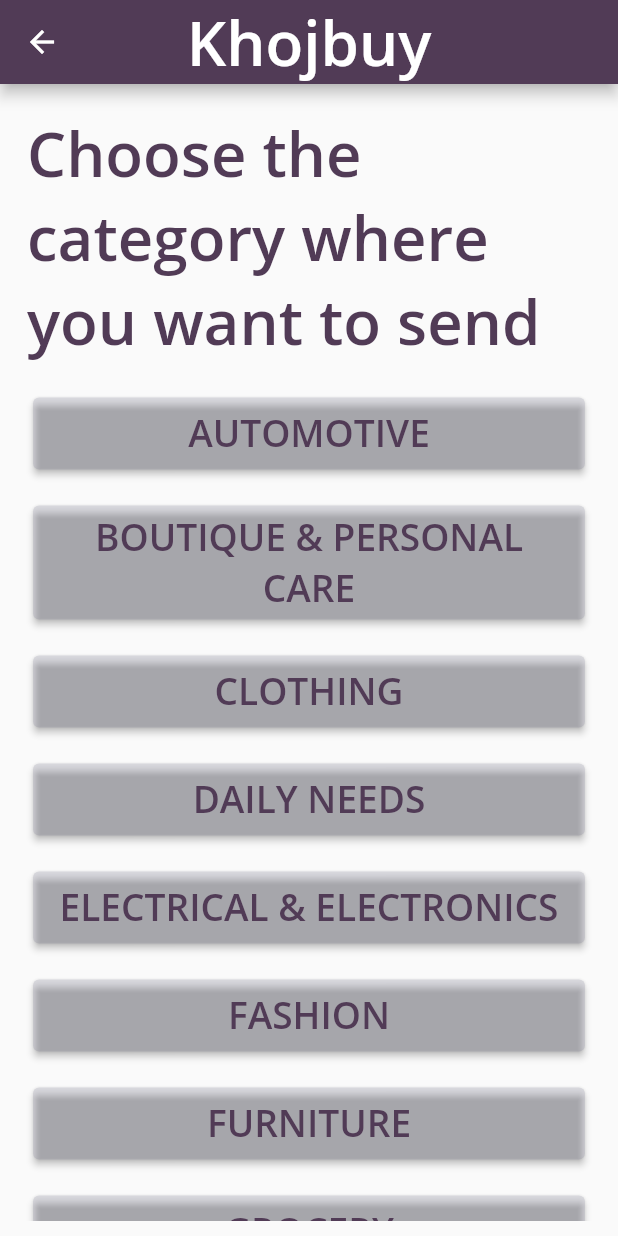
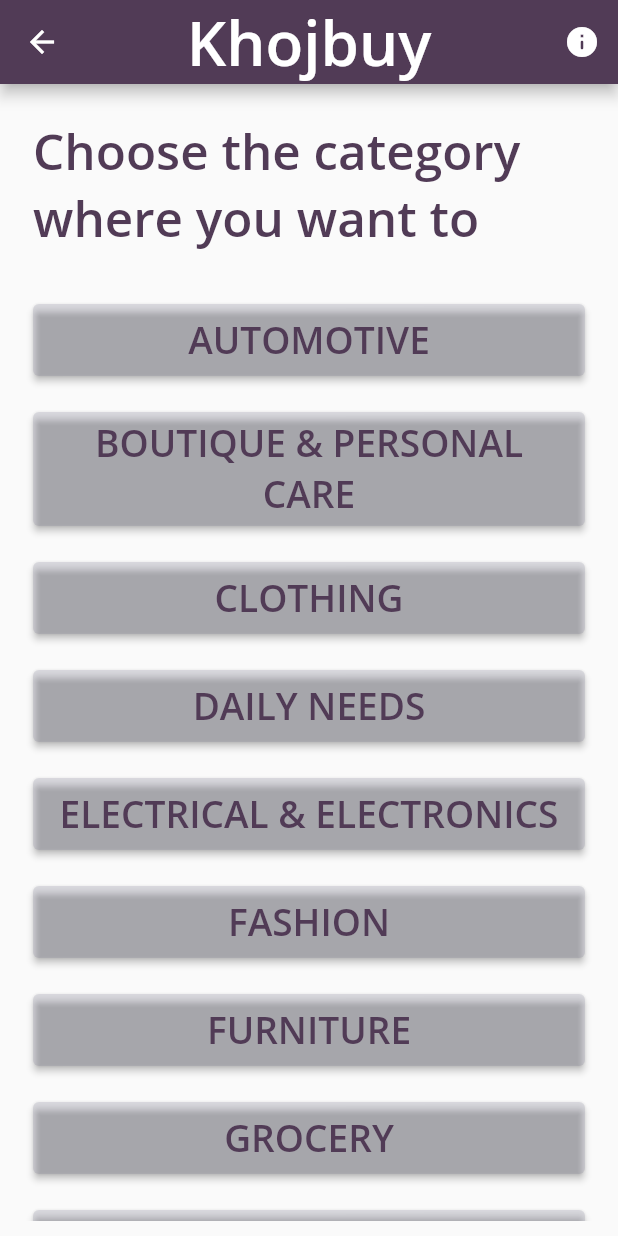
Before and after one commit to Khojbuy/project-khojbuy, a Flutter app: the screen it shows once a user with an empty profile is signed in, after a tap on "SEND REQUEST", on a phone screen of 412 x 824 dp. Run offline on Flutter 3.47's test engine with Material 2 defaults, Android fonts, the phone set to English and light mode, and no system bars; our stand-ins replace cloud_firestore, firebase_auth, firebase_core, firebase_storage, flutter_markdown, google_nav_bar and 2 more; missing offline and left inert: animated_button; accounts and stored records are empty.

Commit message:
small changes

```diff
--- a/lib/Pages/OrderPages/shop_list.dart
+++ b/lib/Pages/OrderPages/shop_list.dart
@@ -40,11 +40,11 @@
                         color: primaryColour,
                         fontFamily: 'OpenSans',
                         fontWeight: FontWeight.bold,
-                        fontSize: width * 0.05),
+                        fontSize: width * 0.06),
                   ),
                 )),
             Expanded(
-              flex: 3,
+              flex: 5,
               child: FutureBuilder(
                   future: FirebaseFirestore.instance
                       .collection('SellerData')
--- a/lib/Pages/RequestPages/categories_pages.dart
+++ b/lib/Pages/RequestPages/categories_pages.dart
@@ -1,6 +1,7 @@
 import 'package:Khojbuy/Constants/categories.dart';
 import 'package:Khojbuy/Constants/colour.dart';
 import 'package:Khojbuy/Pages/RequestPages/add_request.dart';
+import 'package:Khojbuy/Widgets/info_dialouge.dart';
 
 import 'package:flutter/material.dart';
 
@@ -12,6 +13,21 @@
         appBar: AppBar(
           centerTitle: true,
           backgroundColor: primaryColour,
+          actions: [
+            IconButton(
+                icon: Icon(
+                  Icons.info_rounded,
+                  color: Colors.white,
+                ),
+                onPressed: () {
+                  showDialog(
+                      context: context,
+                      builder: (context) {
+                        return InfoDailouge('REQUEST',
+                            'This option of sending request helps you to send any query or product to all the sellers of a particular category, you will get requests from sellers about availabilty and price. So, saving your time in checking different stores for the same');
+                      });
+                })
+          ],
           title: Text(
             "Khojbuy",
             textAlign: TextAlign.center,
@@ -32,18 +48,18 @@
                   flex: 1,
                   child: Container(
                     alignment: Alignment.center,
-                    padding: const EdgeInsets.all(8.0),
+                    padding: const EdgeInsets.all(12.0),
                     child: Text(
                       'Choose the category where you want to send request',
                       style: TextStyle(
                           color: primaryColour,
                           fontFamily: 'OpenSans',
                           fontWeight: FontWeight.bold,
-                          fontSize: width * 0.1),
+                          fontSize: width * 0.08),
                     ),
                   )),
               Expanded(
-                flex: 3,
+                flex: 5,
                 child: ListView.builder(
                     scrollDirection: Axis.vertical,
                     shrinkWrap: true,
--- a/lib/Widgets/card.dart
+++ b/lib/Widgets/card.dart
@@ -64,7 +64,7 @@
                             borderRadius: BorderRadius.circular(18.0),
                           ),
                           elevation: 24.0,
-                          color: fourthColour.withOpacity(0.8),
+                          color: fourthColour.withOpacity(0.9),
                           onPressed: () {
                             Navigator.push(
                               context,
```
Also changed, not shown: lib/Pages/RequestPages/add_request.dart (+18 -8 lines).
